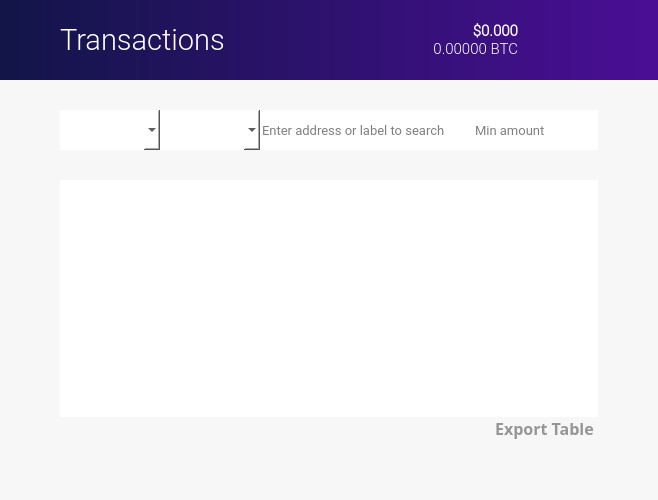
This is src/qt/forms/winforms/transactionview.ui in noirofficial/noir as Qt 5 draws it before an edit. The edited form follows.
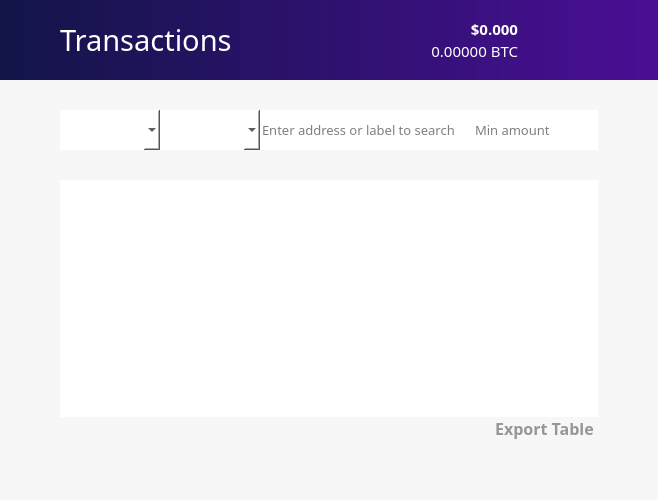
This is the edited form. Icons and pictures are not drawn.

Patch:
```diff
--- a/src/qt/forms/winforms/transactionview.ui
+++ b/src/qt/forms/winforms/transactionview.ui
@@ -415,8 +415,10 @@
               </property>
               <property name="font">
                <font>
-                <family>Roboto Light</family>
+                <family>ZoinLight</family>
                 <pointsize>22</pointsize>
+                <weight>50</weight>
+                <bold>false</bold>
                </font>
               </property>
               <property name="autoFillBackground">
@@ -440,7 +442,7 @@
                <widget class="QLabel" name="priceUSD">
                 <property name="font">
                  <font>
-                  <family>Roboto Light</family>
+                  <family>ZoinLight</family>
                   <pointsize>11</pointsize>
                   <weight>75</weight>
                   <bold>true</bold>
@@ -462,8 +464,10 @@
                <widget class="QLabel" name="priceBTC">
                 <property name="font">
                  <font>
-                  <family>Roboto Light</family>
+                  <family>ZoinLight</family>
                   <pointsize>11</pointsize>
+                  <weight>50</weight>
+                  <bold>false</bold>
                  </font>
                 </property>
                 <property name="styleSheet">
@@ -857,7 +861,7 @@
               </property>
               <property name="font">
                <font>
-                <family>Roboto</family>
+                <family>ZoinRegular</family>
                 <pointsize>10</pointsize>
                </font>
               </property>
@@ -898,7 +902,7 @@
               </property>
               <property name="font">
                <font>
-                <family>Roboto</family>
+                <family>ZoinRegular</family>
                 <pointsize>10</pointsize>
                </font>
               </property>
```
Left out of the diff: 6 changed lines with no effect on the pictures.
